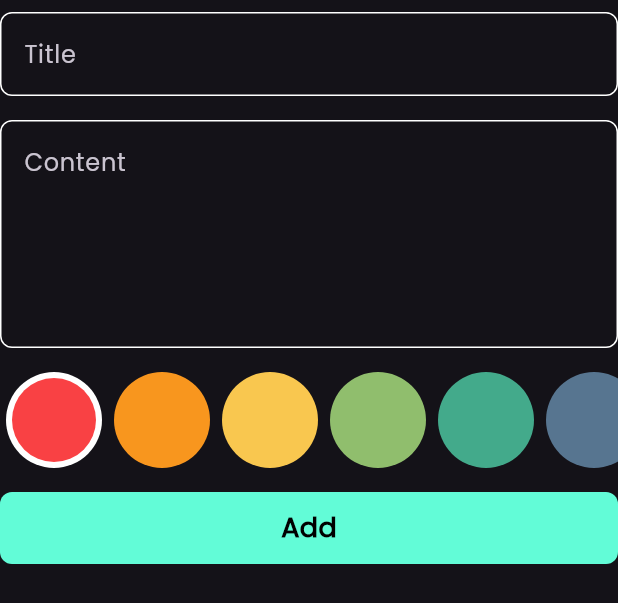
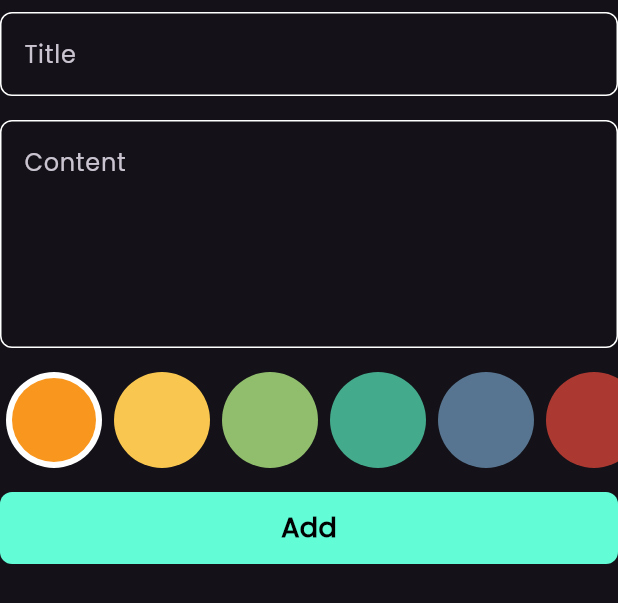
Before and after one commit to ahmedismail-10/notes_app, a Flutter app: the AddNoteForm widget shown alone on an empty page, opened directly, on a phone screen of 412 x 824 dp. Shown: the top 603 px of the screen. Run offline on Flutter 3.47's test engine with Material 3 defaults, Android fonts, the phone set to English and light mode, and no system bars; our stand-ins replace bloc, flutter_bloc, hive, hive_flutter; accounts and stored records are empty.

Commit message:
edit note done :)

```diff
--- a/lib/constant.dart
+++ b/lib/constant.dart
@@ -3,10 +3,10 @@ import 'package:flutter/cupertino.dart';
 const kPrimaryColor = Color(0xff62FCD7);
 const kNotesBox = 'notes_box';
 List<Color> kColors = const [
-  Color(0xffF94144),
   Color(0xffF8961E),
   Color(0xffF9C74F),
   Color(0xff90BE6D),
   Color(0xff43AA8B),
   Color(0xff577590),
+  Color(0xffAC3931),
 ];
--- /dev/null
+++ b/lib/views/widgets/add_note_colors_list_view.dart
@@ -0,0 +1,47 @@
+import 'package:flutter/material.dart';
+import 'package:flutter_bloc/flutter_bloc.dart';
+import 'package:notes_app/constant.dart';
+import 'package:notes_app/cubits/add_note_cubit/add_note_cubit.dart';
+import 'package:notes_app/views/widgets/color_item.dart';
+
+class AddNoteColorsListView extends StatefulWidget {
+  const AddNoteColorsListView({super.key});
+
+  @override
+  State<AddNoteColorsListView> createState() => _AddNoteColorsListViewState();
+}
+
+class _AddNoteColorsListViewState extends State<AddNoteColorsListView> {
+  int currentIndex = 0;
+  @override
+  Widget build(BuildContext context) {
+    return Padding(
+      padding: const EdgeInsets.symmetric(vertical: 8),
+      child: SizedBox(
+        height: 2 * 32,
+        child: ListView.builder(
+          scrollDirection: Axis.horizontal,
+          itemCount: kColors.length,
+          itemBuilder: (context, index) {
+            return Padding(
+              padding: const EdgeInsets.symmetric(horizontal: 4),
+              child: GestureDetector(
+                onTap: () {
+                  setState(() {
+                    currentIndex = index;
+                    BlocProvider.of<AddNoteCubit>(context).color =
+                        kColors[index];
+                  });
+                },
+                child: ColorItem(
+                  selected: currentIndex == index,
+                  color: kColors[index],
+                ),
+              ),
+            );
+          },
+        ),
+      ),
+    );
+  }
+}
--- a/lib/views/widgets/add_note_form.dart
+++ b/lib/views/widgets/add_note_form.dart
@@ -3,7 +3,7 @@ import 'package:flutter_bloc/flutter_bloc.dart';
 import 'package:intl/intl.dart';
 import 'package:notes_app/cubits/add_note_cubit/add_note_cubit.dart';
 import 'package:notes_app/models/note_model.dart';
-import 'package:notes_app/views/widgets/colors_list_view.dart';
+import 'package:notes_app/views/widgets/add_note_colors_list_view.dart';
 import 'package:notes_app/views/widgets/custom_button.dart';
 import 'package:notes_app/views/widgets/custom_text_form_field.dart';
 
@@ -39,7 +39,7 @@ class _AddNoteFormState extends State<AddNoteForm> {
             hintText: 'Content',
             maxLines: 5,
           ),
-          const ColorsListView(),
+          const AddNoteColorsListView(),
           BlocBuilder<AddNoteCubit, AddNoteState>(
             builder: (context, state) {
               return CustomButton(
--- a/lib/views/widgets/colors_list_view.dart
+++ b/lib/views/widgets/edit_note_colors_list_view.dart
@@ -1,18 +1,23 @@
 import 'package:flutter/material.dart';
-import 'package:flutter_bloc/flutter_bloc.dart';
 import 'package:notes_app/constant.dart';
-import 'package:notes_app/cubits/add_note_cubit/add_note_cubit.dart';
+import 'package:notes_app/models/note_model.dart';
 import 'package:notes_app/views/widgets/color_item.dart';
 
-class ColorsListView extends StatefulWidget {
-  const ColorsListView({super.key});
-
+class EditNoteColorsListView extends StatefulWidget {
+  const EditNoteColorsListView({super.key, required this.note});
+  final NoteModel note;
   @override
-  State<ColorsListView> createState() => _ColorsListViewState();
+  State<EditNoteColorsListView> createState() => _EditNoteColorsListViewState();
 }
 
-class _ColorsListViewState extends State<ColorsListView> {
-  int currentIndex = 0;
+class _EditNoteColorsListViewState extends State<EditNoteColorsListView> {
+  late int currentIndex;
+  @override
+  void initState() {
+    currentIndex = kColors.indexOf(Color(widget.note.color));
+    super.initState();
+  }
+
   @override
   Widget build(BuildContext context) {
     return Padding(
@@ -29,8 +34,7 @@ class _ColorsListViewState extends State<ColorsListView> {
                 onTap: () {
                   setState(() {
                     currentIndex = index;
-                    BlocProvider.of<AddNoteCubit>(context).color =
-                        kColors[index];
+                    widget.note.color = kColors[index].toARGB32();
                   });
                 },
                 child: ColorItem(
--- a/lib/views/widgets/edit_note_view_body.dart
+++ b/lib/views/widgets/edit_note_view_body.dart
@@ -4,6 +4,7 @@ import 'package:notes_app/cubits/notes_cubit.dart';
 import 'package:notes_app/models/note_model.dart';
 import 'package:notes_app/views/widgets/custom_app_bar.dart';
 import 'package:notes_app/views/widgets/custom_text_form_field.dart';
+import 'package:notes_app/views/widgets/edit_note_colors_list_view.dart';
 
 class EditNoteViewBody extends StatefulWidget {
   const EditNoteViewBody({super.key, required this.note});
@@ -52,6 +53,9 @@ class _EditNoteViewBodyState extends State<EditNoteViewBody> {
             maxLines: 5,
             controller: contentController,
           ),
+          EditNoteColorsListView(
+            note: widget.note,
+          ),
         ],
       ),
     );
```
